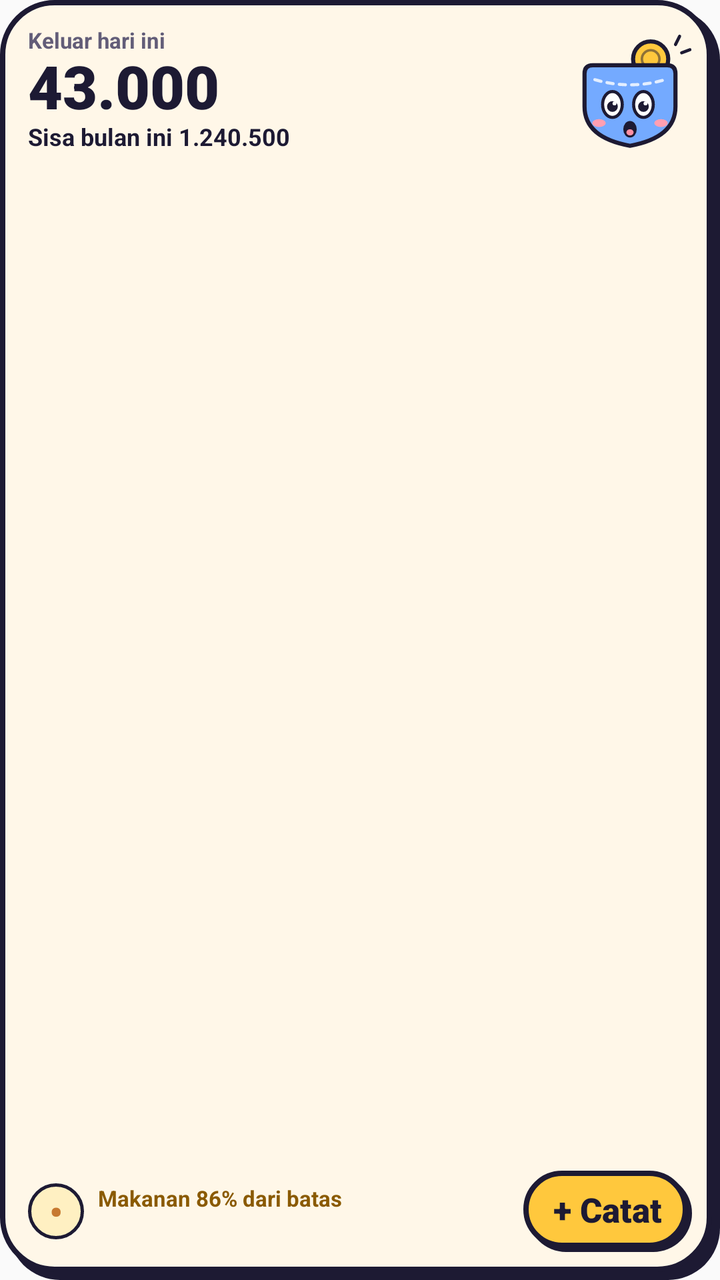
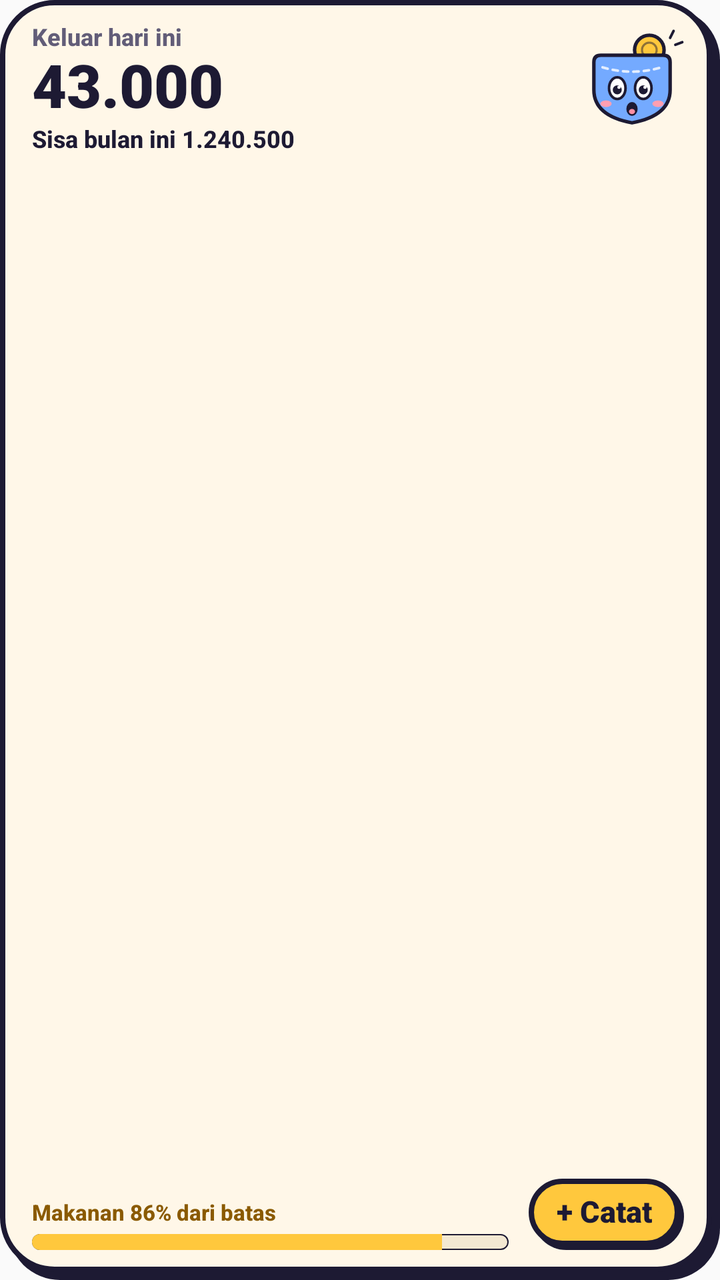

Compare the two renders of this Android layout. The source of the first and the diff that turns it into the second are given below.
<!-- AndroidManifest.xml: application theme AppTheme -->
<!-- res/layout/sakuin_finance_widget_medium.xml -->
<LinearLayout xmlns:android="http://schemas.android.com/apk/res/android"
    android:id="@+id/widget_root" android:layout_width="match_parent" android:layout_height="match_parent"
    android:orientation="vertical" android:background="@drawable/saku_card" android:padding="14dp">
    <LinearLayout android:id="@+id/widget_stats" android:layout_width="match_parent" android:layout_height="wrap_content" android:gravity="center_vertical">
        <LinearLayout android:layout_width="0dp" android:layout_height="wrap_content" android:layout_weight="1" android:orientation="vertical">
            <TextView android:id="@+id/widget_today_label" android:layout_width="wrap_content" android:layout_height="wrap_content" android:text="Keluar hari ini" android:textColor="#625D78" android:textSize="11sp" android:fontFamily="sans-serif" android:textStyle="bold" android:includeFontPadding="false" />
            <TextView android:id="@+id/widget_today" android:layout_width="wrap_content" android:layout_height="wrap_content" android:text="43.000" android:textColor="#1D1A33" android:textSize="30sp" android:fontFamily="sans-serif-black" android:includeFontPadding="false" />
            <TextView android:id="@+id/widget_left" android:layout_width="wrap_content" android:layout_height="wrap_content" android:text="Sisa bulan ini 1.240.500" android:textColor="#1D1A33" android:textSize="12sp" android:fontFamily="sans-serif" android:textStyle="bold" android:includeFontPadding="false" />
        </LinearLayout>
        <ImageView android:id="@+id/widget_mascot" android:layout_width="62dp" android:layout_height="62dp" android:contentDescription="Saku" android:src="@drawable/saku_wow" />
    </LinearLayout>
    <TextView android:id="@+id/widget_login_message" android:layout_width="wrap_content" android:layout_height="wrap_content" android:textColor="#625D78" android:textSize="11sp" android:fontFamily="sans-serif" android:textStyle="bold" android:visibility="gone" />
    <FrameLayout android:layout_width="1dp" android:layout_height="0dp" android:layout_weight="1" />
    <LinearLayout android:layout_width="match_parent" android:layout_height="wrap_content" android:gravity="center_vertical">
        <TextView android:id="@+id/widget_budget_badge" android:layout_width="28dp" android:layout_height="28dp" android:background="@drawable/saku_badge" android:gravity="center" android:text="•" android:textColor="#C77930" android:textSize="18sp" android:fontFamily="sans-serif-black" />
        <LinearLayout android:id="@+id/widget_budget_box" android:layout_width="0dp" android:layout_height="wrap_content" android:layout_marginStart="7dp" android:layout_marginEnd="8dp" android:layout_weight="1" android:orientation="vertical">
            <TextView android:id="@+id/widget_budget" android:layout_width="wrap_content" android:layout_height="wrap_content" android:text="Makanan 86% dari batas" android:textColor="#8A5A00" android:textSize="11sp" android:fontFamily="sans-serif" android:textStyle="bold" android:includeFontPadding="false" />
            <FrameLayout android:layout_width="match_parent" android:layout_height="8dp" android:layout_marginTop="4dp">
                <ProgressBar android:id="@+id/widget_progress_ok" style="?android:attr/progressBarStyleHorizontal" android:layout_width="match_parent" android:layout_height="8dp" android:max="100" android:progressDrawable="@drawable/saku_progress_ok" android:visibility="gone" />
                <ProgressBar android:id="@+id/widget_progress_watch" style="?android:attr/progressBarStyleHorizontal" android:layout_width="match_parent" android:layout_height="8dp" android:max="100" android:progressDrawable="@drawable/saku_progress_watch" android:visibility="gone" />
                <ProgressBar android:id="@+id/widget_progress_over" style="?android:attr/progressBarStyleHorizontal" android:layout_width="match_parent" android:layout_height="8dp" android:max="100" android:progressDrawable="@drawable/saku_progress_over" android:visibility="gone" />
            </FrameLayout>
        </LinearLayout>
        <TextView android:id="@+id/widget_quick_add_button" android:layout_width="wrap_content" android:layout_height="wrap_content" android:background="@drawable/saku_button" android:fontFamily="sans-serif-black" android:gravity="center" android:paddingLeft="15dp" android:paddingTop="8dp" android:paddingRight="15dp" android:paddingBottom="10dp" android:text="+ Catat" android:textColor="#1D1A33" android:textSize="17sp" />
    </LinearLayout>
</LinearLayout>
<!-- resources referenced by this layout -->
<resources>
  <!-- drawable saku_badge (drawable) -->
  <shape xmlns:android="http://schemas.android.com/apk/res/android" android:shape="oval">
      <solid android:color="#FFF0C2" />
      <stroke android:width="1.5dp" android:color="#1D1A33" />
  </shape>
  <!-- drawable saku_button (drawable) -->
  <layer-list xmlns:android="http://schemas.android.com/apk/res/android"><item android:left="2dp" android:top="2dp"><shape><solid android:color="#1D1A33"/><corners android:radius="24dp"/></shape></item><item android:right="2dp" android:bottom="2dp"><shape><solid android:color="#FFC83D"/><stroke android:width="2.5dp" android:color="#1D1A33"/><corners android:radius="24dp"/></shape></item></layer-list>
  <!-- drawable saku_card (drawable) -->
  <layer-list xmlns:android="http://schemas.android.com/apk/res/android"><item android:left="4dp" android:top="4dp"><shape><solid android:color="#1D1A33"/><corners android:radius="26dp"/></shape></item><item android:right="4dp" android:bottom="4dp"><shape><solid android:color="#FFF7E8"/><stroke android:width="2.5dp" android:color="#1D1A33"/><corners android:radius="26dp"/></shape></item></layer-list>
  <!-- drawable saku_progress_ok (drawable) -->
  <layer-list xmlns:android="http://schemas.android.com/apk/res/android"><item android:id="@android:id/background"><shape><solid android:color="#F3E8D2"/><corners android:radius="5dp"/><stroke android:width="0.5dp" android:color="#1D1A33"/></shape></item><item android:id="@android:id/progress"><clip><shape><solid android:color="#2B63E0"/><corners android:radius="5dp"/></shape></clip></item></layer-list>
  <!-- drawable saku_progress_over (drawable) -->
  <layer-list xmlns:android="http://schemas.android.com/apk/res/android"><item android:id="@android:id/background"><shape><solid android:color="#F3E8D2"/><corners android:radius="5dp"/><stroke android:width="0.5dp" android:color="#1D1A33"/></shape></item><item android:id="@android:id/progress"><clip><shape><solid android:color="#FF6B5B"/><corners android:radius="5dp"/></shape></clip></item></layer-list>
  <!-- drawable saku_progress_watch (drawable) -->
  <layer-list xmlns:android="http://schemas.android.com/apk/res/android"><item android:id="@android:id/background"><shape><solid android:color="#F3E8D2"/><corners android:radius="5dp"/><stroke android:width="0.5dp" android:color="#1D1A33"/></shape></item><item android:id="@android:id/progress"><clip><shape><solid android:color="#FFC83D"/><corners android:radius="5dp"/></shape></clip></item></layer-list>
  <!-- drawable saku_wow: vector/xml drawable (drawable, 3369 chars, omitted) -->
  <style name="AppTheme" parent="Theme.AppCompat.Light.DarkActionBar">
          
          <item name="colorPrimary">@color/colorPrimary</item>
          <item name="colorPrimaryDark">@color/colorPrimaryDark</item>
          <item name="colorAccent">@color/colorAccent</item>
      </style>
</resources>

<!-- the commit's change to res/layout/sakuin_finance_widget_medium.xml (unified diff, before → after) -->
@@ -1,26 +1,171 @@
+<?xml version="1.0" encoding="utf-8"?>
 <LinearLayout xmlns:android="http://schemas.android.com/apk/res/android"
-    android:id="@+id/widget_root" android:layout_width="match_parent" android:layout_height="match_parent"
-    android:orientation="vertical" android:background="@drawable/saku_card" android:padding="14dp">
-    <LinearLayout android:id="@+id/widget_stats" android:layout_width="match_parent" android:layout_height="wrap_content" android:gravity="center_vertical">
-        <LinearLayout android:layout_width="0dp" android:layout_height="wrap_content" android:layout_weight="1" android:orientation="vertical">
-            <TextView android:id="@+id/widget_today_label" android:layout_width="wrap_content" android:layout_height="wrap_content" android:text="Keluar hari ini" android:textColor="#625D78" android:textSize="11sp" android:fontFamily="sans-serif" android:textStyle="bold" android:includeFontPadding="false" />
-            <TextView android:id="@+id/widget_today" android:layout_width="wrap_content" android:layout_height="wrap_content" android:text="43.000" android:textColor="#1D1A33" android:textSize="30sp" android:fontFamily="sans-serif-black" android:includeFontPadding="false" />
-            <TextView android:id="@+id/widget_left" android:layout_width="wrap_content" android:layout_height="wrap_content" android:text="Sisa bulan ini 1.240.500" android:textColor="#1D1A33" android:textSize="12sp" android:fontFamily="sans-serif" android:textStyle="bold" android:includeFontPadding="false" />
-        </LinearLayout>
-        <ImageView android:id="@+id/widget_mascot" android:layout_width="62dp" android:layout_height="62dp" android:contentDescription="Saku" android:src="@drawable/saku_wow" />
-    </LinearLayout>
-    <TextView android:id="@+id/widget_login_message" android:layout_width="wrap_content" android:layout_height="wrap_content" android:textColor="#625D78" android:textSize="11sp" android:fontFamily="sans-serif" android:textStyle="bold" android:visibility="gone" />
-    <FrameLayout android:layout_width="1dp" android:layout_height="0dp" android:layout_weight="1" />
-    <LinearLayout android:layout_width="match_parent" android:layout_height="wrap_content" android:gravity="center_vertical">
-        <TextView android:id="@+id/widget_budget_badge" android:layout_width="28dp" android:layout_height="28dp" android:background="@drawable/saku_badge" android:gravity="center" android:text="•" android:textColor="#C77930" android:textSize="18sp" android:fontFamily="sans-serif-black" />
-        <LinearLayout android:id="@+id/widget_budget_box" android:layout_width="0dp" android:layout_height="wrap_content" android:layout_marginStart="7dp" android:layout_marginEnd="8dp" android:layout_weight="1" android:orientation="vertical">
-            <TextView android:id="@+id/widget_budget" android:layout_width="wrap_content" android:layout_height="wrap_content" android:text="Makanan 86% dari batas" android:textColor="#8A5A00" android:textSize="11sp" android:fontFamily="sans-serif" android:textStyle="bold" android:includeFontPadding="false" />
-            <FrameLayout android:layout_width="match_parent" android:layout_height="8dp" android:layout_marginTop="4dp">
-                <ProgressBar android:id="@+id/widget_progress_ok" style="?android:attr/progressBarStyleHorizontal" android:layout_width="match_parent" android:layout_height="8dp" android:max="100" android:progressDrawable="@drawable/saku_progress_ok" android:visibility="gone" />
-                <ProgressBar android:id="@+id/widget_progress_watch" style="?android:attr/progressBarStyleHorizontal" android:layout_width="match_parent" android:layout_height="8dp" android:max="100" android:progressDrawable="@drawable/saku_progress_watch" android:visibility="gone" />
-                <ProgressBar android:id="@+id/widget_progress_over" style="?android:attr/progressBarStyleHorizontal" android:layout_width="match_parent" android:layout_height="8dp" android:max="100" android:progressDrawable="@drawable/saku_progress_over" android:visibility="gone" />
+    android:id="@+id/widget_root"
+    android:layout_width="match_parent"
+    android:layout_height="match_parent"
+    android:background="@drawable/saku_card"
+    android:orientation="horizontal"
+    android:paddingStart="16dp"
+    android:paddingTop="12dp"
+    android:paddingEnd="18dp"
+    android:paddingBottom="15dp">
+
+    <LinearLayout
+        android:layout_width="0dp"
+        android:layout_height="match_parent"
+        android:layout_weight="1"
+        android:orientation="vertical">
+
+        <TextView
+            android:id="@+id/widget_today_label"
+            android:layout_width="match_parent"
+            android:layout_height="wrap_content"
+            android:fontFamily="sans-serif-medium"
+            android:includeFontPadding="false"
+            android:maxLines="1"
+            android:text="Keluar hari ini"
+            android:textColor="#625D78"
+            android:textSize="12sp"
+            android:textStyle="bold" />
+
+        <TextView
+            android:id="@+id/widget_today"
+            android:layout_width="match_parent"
+            android:layout_height="36dp"
+            android:autoSizeMaxTextSize="30sp"
+            android:autoSizeMinTextSize="16sp"
+            android:autoSizeStepGranularity="1sp"
+            android:autoSizeTextType="uniform"
+            android:fontFamily="sans-serif-black"
+            android:gravity="center_vertical"
+            android:includeFontPadding="false"
+            android:maxLines="1"
+            android:text="43.000"
+            android:textColor="#1D1A33"
+            android:textSize="30sp" />
+
+        <TextView
+            android:id="@+id/widget_left"
+            android:layout_width="match_parent"
+            android:layout_height="16dp"
+            android:autoSizeMaxTextSize="12sp"
+            android:autoSizeMinTextSize="9sp"
+            android:autoSizeStepGranularity="0.5sp"
+            android:autoSizeTextType="uniform"
+            android:fontFamily="sans-serif-medium"
+            android:gravity="center_vertical"
+            android:includeFontPadding="false"
+            android:maxLines="1"
+            android:text="Sisa bulan ini 1.240.500"
+            android:textColor="#1D1A33"
+            android:textSize="12sp"
+            android:textStyle="bold" />
+
+        <TextView
+            android:id="@+id/widget_login_message"
+            android:layout_width="match_parent"
+            android:layout_height="wrap_content"
+            android:layout_marginTop="4dp"
+            android:fontFamily="sans-serif-medium"
+            android:maxLines="2"
+            android:textColor="#625D78"
+            android:textSize="12sp"
+            android:visibility="gone" />
+
+        <FrameLayout
+            android:layout_width="match_parent"
+            android:layout_height="0dp"
+            android:layout_weight="1" />
+
+        <LinearLayout
+            android:id="@+id/widget_budget_box"
+            android:layout_width="match_parent"
+            android:layout_height="wrap_content"
+            android:orientation="vertical">
+
+            <TextView
+                android:id="@+id/widget_budget"
+                android:layout_width="match_parent"
+                android:layout_height="wrap_content"
+                android:ellipsize="end"
+                android:fontFamily="sans-serif-medium"
+                android:includeFontPadding="false"
+                android:maxLines="2"
+                android:text="Makanan 86% dari batas"
+                android:textColor="#8A5A00"
+                android:textSize="11sp"
+                android:textStyle="bold" />
+
+            <FrameLayout
+                android:id="@+id/widget_budget_bar"
+                android:layout_width="match_parent"
+                android:layout_height="8dp"
+                android:layout_marginTop="4dp">
+
+                <ProgressBar
+                    android:id="@+id/widget_progress_ok"
+                    style="?android:attr/progressBarStyleHorizontal"
+                    android:layout_width="match_parent"
+                    android:layout_height="8dp"
+                    android:max="100"
+                    android:progressDrawable="@drawable/saku_progress_ok"
+                    android:visibility="gone" />
+
+                <ProgressBar
+                    android:id="@+id/widget_progress_watch"
+                    style="?android:attr/progressBarStyleHorizontal"
+                    android:layout_width="match_parent"
+                    android:layout_height="8dp"
+                    android:max="100"
+                    android:progress="86"
+                    android:progressDrawable="@drawable/saku_progress_watch" />
+
+                <ProgressBar
+                    android:id="@+id/widget_progress_over"
+                    style="?android:attr/progressBarStyleHorizontal"
+                    android:layout_width="match_parent"
+                    android:layout_height="8dp"
+                    android:max="100"
+                    android:progressDrawable="@drawable/saku_progress_over"
+                    android:visibility="gone" />
             </FrameLayout>
         </LinearLayout>
-        <TextView android:id="@+id/widget_quick_add_button" android:layout_width="wrap_content" android:layout_height="wrap_content" android:background="@drawable/saku_button" android:fontFamily="sans-serif-black" android:gravity="center" android:paddingLeft="15dp" android:paddingTop="8dp" android:paddingRight="15dp" android:paddingBottom="10dp" android:text="+ Catat" android:textColor="#1D1A33" android:textSize="17sp" />
+    </LinearLayout>
+
+    <LinearLayout
+        android:layout_width="wrap_content"
+        android:layout_height="match_parent"
+        android:layout_marginStart="10dp"
+        android:gravity="end"
+        android:orientation="vertical">
+
+        <ImageView
+            android:id="@+id/widget_mascot"
+            android:layout_width="52dp"
+            android:layout_height="52dp"
+            android:contentDescription="Saku"
+            android:src="@drawable/saku_wow" />
+
+        <FrameLayout
+            android:layout_width="1dp"
+            android:layout_height="0dp"
+            android:layout_weight="1" />
+
+        <TextView
+            android:id="@+id/widget_quick_add_button"
+            android:layout_width="wrap_content"
+            android:layout_height="wrap_content"
+            android:background="@drawable/saku_button"
+            android:fontFamily="sans-serif-black"
+            android:gravity="center"
+            android:includeFontPadding="false"
+            android:maxLines="1"
+            android:paddingStart="14dp"
+            android:paddingTop="8dp"
+            android:paddingEnd="16dp"
+            android:paddingBottom="10dp"
+            android:text="+ Catat"
+            android:textColor="#1D1A33"
+            android:textSize="15sp" />
     </LinearLayout>
 </LinearLayout>
<!-- resource entries referenced after the edit -->
@@ -1,10 +1,5 @@
 <!-- resources referenced by this layout -->
 <resources>
-  <!-- drawable saku_badge (drawable) -->
-  <shape xmlns:android="http://schemas.android.com/apk/res/android" android:shape="oval">
-      <solid android:color="#FFF0C2" />
-      <stroke android:width="1.5dp" android:color="#1D1A33" />
-  </shape>
   <!-- drawable saku_button (drawable) -->
   <layer-list xmlns:android="http://schemas.android.com/apk/res/android"><item android:left="2dp" android:top="2dp"><shape><solid android:color="#1D1A33"/><corners android:radius="24dp"/></shape></item><item android:right="2dp" android:bottom="2dp"><shape><solid android:color="#FFC83D"/><stroke android:width="2.5dp" android:color="#1D1A33"/><corners android:radius="24dp"/></shape></item></layer-list>
   <!-- drawable saku_card (drawable) -->
